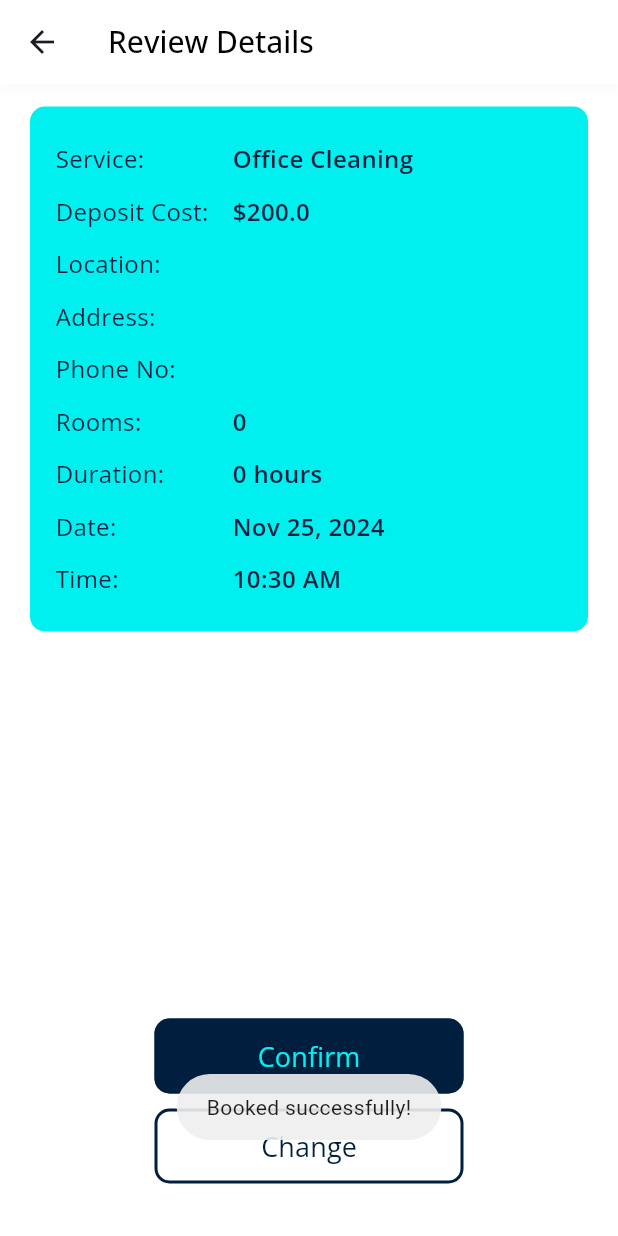
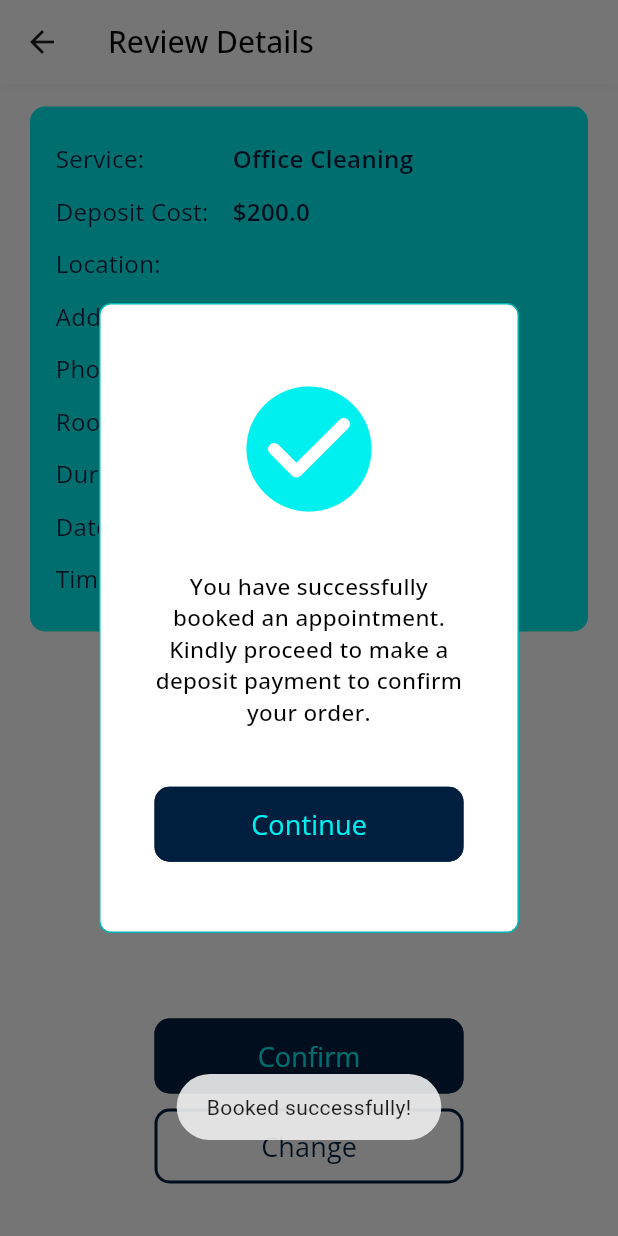
Before and after one commit to BizTidyTech/biztech_mobile_app, a Flutter app: the BookingReviewScreen screen opened directly with empty values, after a tap on "Confirm", on a phone screen of 412 x 824 dp. Run offline on Flutter 3.47's test engine with Material 3 defaults, Android fonts, the phone set to English and light mode, and no system bars; our stand-ins replace cloud_firestore, entry, firebase_auth, firebase_core, fluttertoast, get and 8 more; missing offline and left inert: animate_gradient, cupertino_will_pop_scope, email_otp, omni_datetime_picker, quds_popup_menu; accounts and stored records are empty.

Commit message:
Bookings list feature

```diff
--- a/lib/app/resources/app.router.dart
+++ b/lib/app/resources/app.router.dart
@@ -56,9 +56,9 @@ class AppRouter {
             child: const BookingsView(), key: state.pageKey),
       ),
       GoRoute(
-        path: '/notificationsView',
+        path: '/bookingsListScreen',
         pageBuilder: (context, state) => CustomNormalTransition(
-            child: const NotificationsView(), key: state.pageKey),
+            child: const BookingsListScreen(), key: state.pageKey),
       ),
       GoRoute(
         path: '/profileView',
@@ -69,8 +69,8 @@ class AppRouter {
   );
 }
 
-class NotificationsView extends StatelessWidget {
-  const NotificationsView({super.key});
+class BookingsListScreen extends StatelessWidget {
+  const BookingsListScreen({super.key});
 
   @override
   Widget build(BuildContext context) {
@@ -91,7 +91,7 @@ class NotificationsView extends StatelessWidget {
             return Scaffold(
               backgroundColor: AppColors.plainWhite,
               bottomNavigationBar: const CustomNavBar(currentPageIndx: 2),
-              body: const Center(child: Text("Notifications")),
+              body: const Center(child: Text("Booked Appointments")),
             );
           },
         ),
--- a/lib/ui/features/booking/booking_controller/booking_controller.dart
+++ b/lib/ui/features/booking/booking_controller/booking_controller.dart
@@ -2,18 +2,23 @@
 
 import 'package:flutter/material.dart';
 import 'package:get/get.dart';
+import 'package:go_router/go_router.dart';
+import 'package:provider/provider.dart';
 import 'package:tidytech/app/helpers/sharedprefs.dart';
 import 'package:tidytech/app/services/firebase_service.dart';
 import 'package:tidytech/tidytech_app.dart';
 import 'package:tidytech/ui/features/booking/booking_model/booking_model.dart';
+import 'package:tidytech/ui/features/booking/booking_utils/booking_success_dialog.dart';
 import 'package:tidytech/ui/features/booking/booking_view/bookings_review_screen.dart';
 import 'package:tidytech/ui/features/home/home_model/services_model.dart';
+import 'package:tidytech/ui/features/nav_bar/data/page_index_class.dart';
 import 'package:tidytech/utils/extension_and_methods/string_cap_extensions.dart';
 
 class BookingsController extends GetxController {
   BookingsController();
   ServiceModel? selectedService;
   DateTime? appointmentDateSelected;
+  BookingModel? bookingData;
   String errMessage = '';
   bool showLoading = false;
 
@@ -29,6 +34,7 @@ class BookingsController extends GetxController {
     roomsCountController.clear();
     descriptionController.clear();
     phoneController.clear();
+    bookingData = null;
     showLoading = false;
     errMessage = '';
     appointmentDateSelected = null;
@@ -89,7 +95,8 @@ class BookingsController extends GetxController {
         phoneNumber: phoneController.text.trim(),
       ),
     );
-    logger.w('Booking Data . . . ${newBookingData.toJson()}');
+    bookingData = newBookingData;
+    logger.w('Booking Data . . . ${bookingData?.toJson()}');
     Navigator.push(
       context,
       MaterialPageRoute(
@@ -100,7 +107,7 @@ class BookingsController extends GetxController {
     );
   }
 
-  bookAppointment(BookingModel bookingData) async {
+  bookAppointment(BuildContext context, BookingModel bookingData) async {
     showLoading = true;
     update();
     logger.f('Booking appointment . . . ${bookingData.toJson()}');
@@ -109,10 +116,15 @@ class BookingsController extends GetxController {
     );
     if (bookingResponse == true) {
       // Show dialog
+      await showBookingConfirmationDialog(context);
     }
     showLoading = false;
     update();
   }
 
-  makePayment(BookingModel bookingData) {}
+  goToBookingsListScreen(BuildContext context) {
+    logger.w("Going to bookings list screen . . . ");
+    Provider.of<CurrentPage>(context, listen: false).setCurrentPageIndex(2);
+    context.push('/bookingsListScreen');
+  }
 }
--- /dev/null
+++ b/lib/ui/features/booking/booking_utils/booking_success_dialog.dart
@@ -0,0 +1,73 @@
+import 'package:flutter/material.dart';
+import 'package:get/get.dart';
+import 'package:go_router/go_router.dart';
+import 'package:tidytech/ui/features/booking/booking_controller/booking_controller.dart';
+import 'package:tidytech/ui/shared/custom_button.dart';
+import 'package:tidytech/ui/shared/spacer.dart';
+import 'package:tidytech/utils/app_constants/app_colors.dart';
+import 'package:tidytech/utils/app_constants/app_strings.dart';
+import 'package:tidytech/utils/app_constants/app_styles.dart';
+import 'package:tidytech/utils/extension_and_methods/screen_utils.dart';
+
+showBookingConfirmationDialog(BuildContext dialogContext) {
+  showDialog(
+    context: dialogContext,
+    barrierDismissible: false,
+    builder: (BuildContext context) {
+      return Dialog(
+        backgroundColor: AppColors.transparent,
+        child: successDialogCard(),
+      );
+    },
+  );
+}
+
+Widget successDialogCard() {
+  return Builder(
+    builder: (context) {
+      return Container(
+        height: 420,
+        decoration: BoxDecoration(
+          color: AppColors.plainWhite,
+          border: Border.all(color: AppColors.primaryThemeColor),
+          borderRadius: BorderRadius.circular(8),
+        ),
+        padding: const EdgeInsets.symmetric(
+          horizontal: 25,
+          vertical: 35,
+        ),
+        child: Column(
+          mainAxisAlignment: MainAxisAlignment.center,
+          children: [
+            Icon(
+              Icons.check_circle_rounded,
+              color: AppColors.kPrimaryColor,
+              size: 100,
+            ),
+            verticalSpacer(30),
+            SizedBox(
+              width: screenWidth(context) * 0.5,
+              child: Text(
+                "You have successfully booked an appointment. Kindly proceed to make a deposit payment to confirm your order.",
+                textAlign: TextAlign.center,
+                style: AppStyles.normalStringStyle(15, AppColors.fullBlack),
+              ),
+            ),
+            verticalSpacer(40),
+            CustomButton(
+              width: screenWidth(context) * 0.5,
+              onPressed: () {
+                context.pop();
+                context.pop();
+                context.pop();
+                context.pop();
+                Get.put(BookingsController()).goToBookingsListScreen(context);
+              },
+              buttonText: AppStrings.contineu,
+            ),
+          ],
+        ),
+      );
+    },
+  );
+}
--- a/lib/ui/features/booking/booking_view/bookings_review_screen.dart
+++ b/lib/ui/features/booking/booking_view/bookings_review_screen.dart
@@ -110,7 +110,7 @@ class _BookingReviewScreenState extends State<BookingReviewScreen> {
                           buttonText: AppStrings.confirm,
                           width: screenWidth(context) * 0.5,
                           onPressed: () {
-                            controller.bookAppointment(widget.booking);
+                            controller.bookAppointment(context, widget.booking);
                           },
                         ),
                   verticalSpacer(10),
--- a/lib/utils/app_constants/app_strings.dart
+++ b/lib/utils/app_constants/app_strings.dart
@@ -23,6 +23,7 @@ class AppStrings {
   static String book = 'Book';
   static String reviewDetails = 'Review Details';
   static String notifications = 'Notifications';
+  static String appointments = 'Appointments';
   static String profile = 'Profile';
   static String fullName = 'Name';
   static String email = 'Email';
```
Also changed, not shown: lib/ui/features/booking/booking_controller/bookings_list_controller.dart (added, +33 -0 lines), lib/ui/features/nav_bar/views/custom_navbar.dart (+9 -7 lines).
